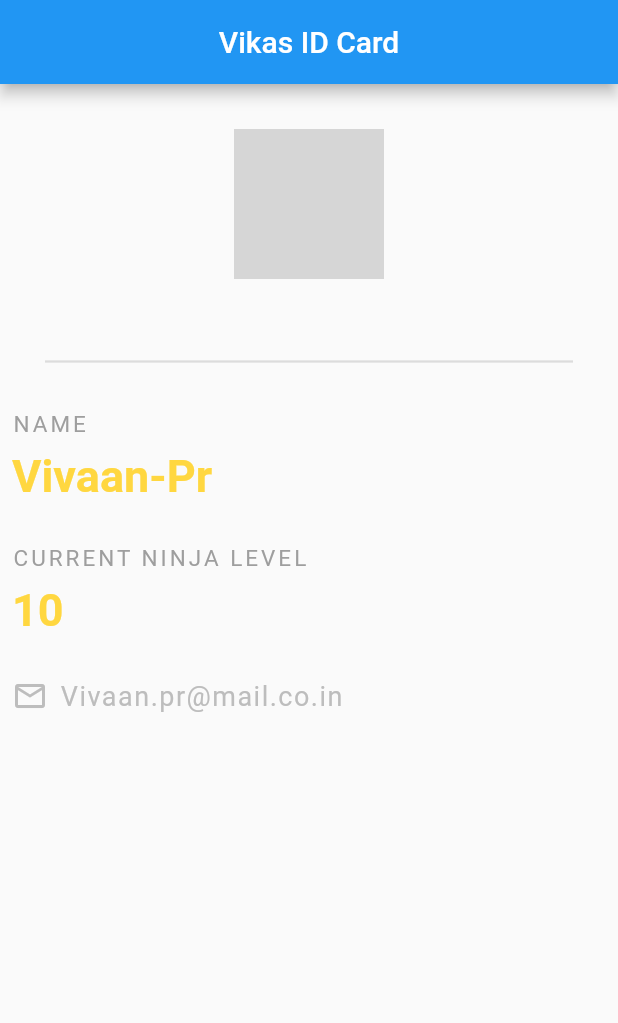
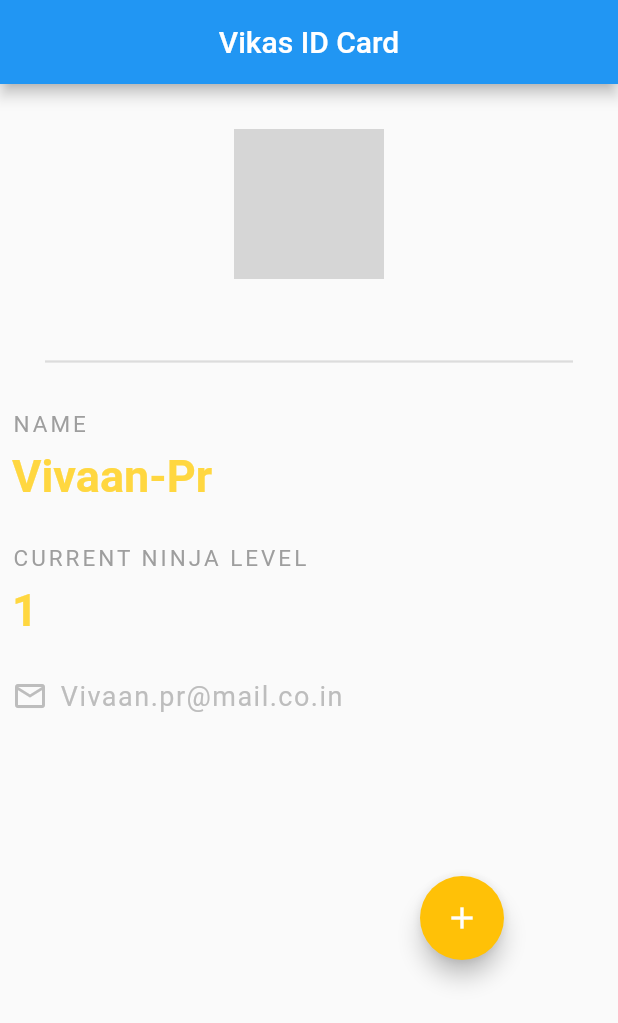
Before and after one commit to VRedBull/ID_Card_template, a Flutter app: the screen it shows after launch, on a phone screen of 412 x 824 dp. Shown: the top 1023 px of the screen. Run offline on Flutter 3.47's test engine with Material 2 defaults, Android fonts, the phone set to English and light mode, and no system bars; network calls fail; grey boxes are pictures that could not be loaded.

Commit message:
added method to update ninja level

```diff
--- a/lib/main.dart
+++ b/lib/main.dart
@@ -8,7 +8,17 @@ void main() {
   ));
 }
 
-class MyApp extends StatelessWidget {
+class MyApp extends StatefulWidget {
+  @override
+  _MyAppState createState() => _MyAppState();
+}
+
+int numVar = 1;
+void numVarIn() {
+  numVar = numVar + 1;
+}
+
+class _MyAppState extends State<MyApp> {
   @override
   Widget build(BuildContext context) {
     return Scaffold(
@@ -73,7 +83,7 @@ class MyApp extends StatelessWidget {
           Padding(
             padding: const EdgeInsets.symmetric(horizontal: 8),
             child: Text(
-              '10',
+              '$numVar',
               style: TextStyle(
                   fontSize: 30.0,
                   color: Colors.amberAccent,
@@ -98,6 +108,19 @@ class MyApp extends StatelessWidget {
                     fontSize: 18, letterSpacing: 1, color: Colors.grey[400]),
               )
             ],
+          ),
+          Padding(
+            padding: const EdgeInsets.fromLTRB(280, 100, 10, 0),
+            child: FloatingActionButton(
+              onPressed: () {
+                setState(() {
+                  numVarIn();
+                });
+                print('pressed');
+              },
+              child: Icon(Icons.add),
+              backgroundColor: Colors.amber,
+            ),
           )
         ],
       ),
```
